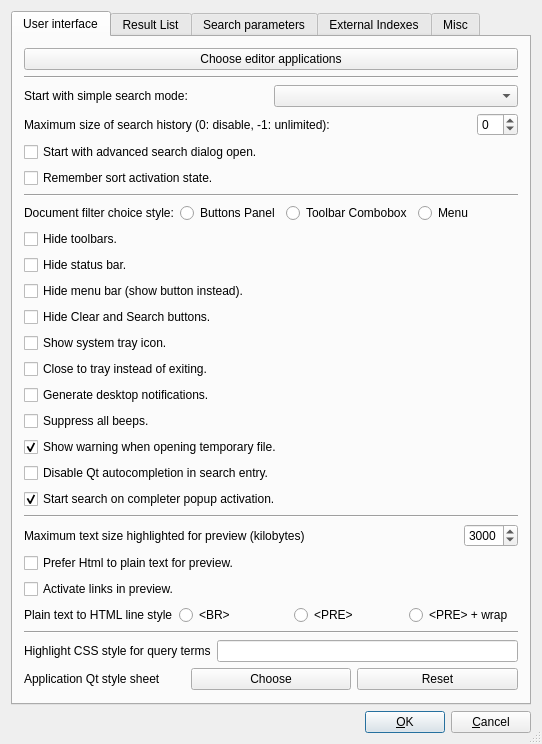
Above: src/qtgui/uiprefs.ui from alberti42/recoll-macos before the change. Below: the same form after it.
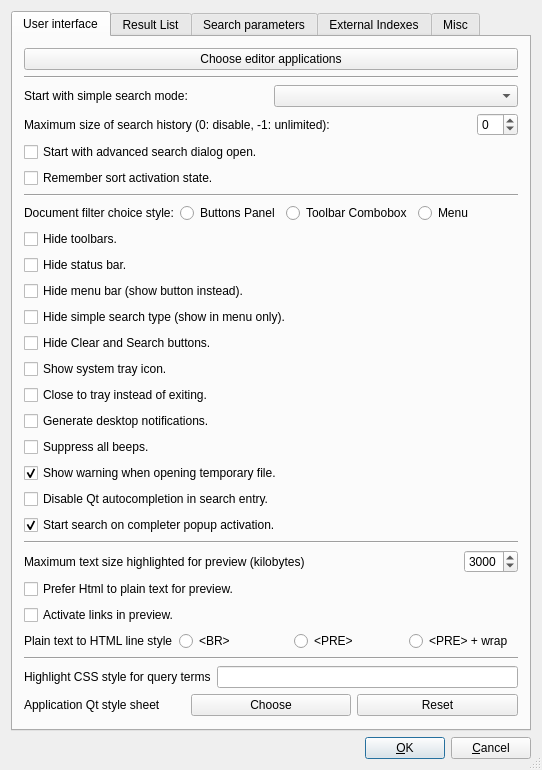
That is the form after the change.

Commit message: Add preference to hide the simple search type combobox

Diff of the .ui file:
```diff
--- a/src/qtgui/uiprefs.ui
+++ b/src/qtgui/uiprefs.ui
@@ -192,6 +192,16 @@
          </property>
         </widget>
        </item>
+       <item>
+        <widget class="QCheckBox" name="noSSTypCMBCB">
+         <property name="text">
+          <string>Hide simple search type (show in menu only).</string>
+         </property>
+         <property name="checked">
+          <bool>false</bool>
+         </property>
+        </widget>
+       </item>
        <item>
         <widget class="QCheckBox" name="noClearSearchCB">
          <property name="text">
```
The commit also changes 5 other files.
